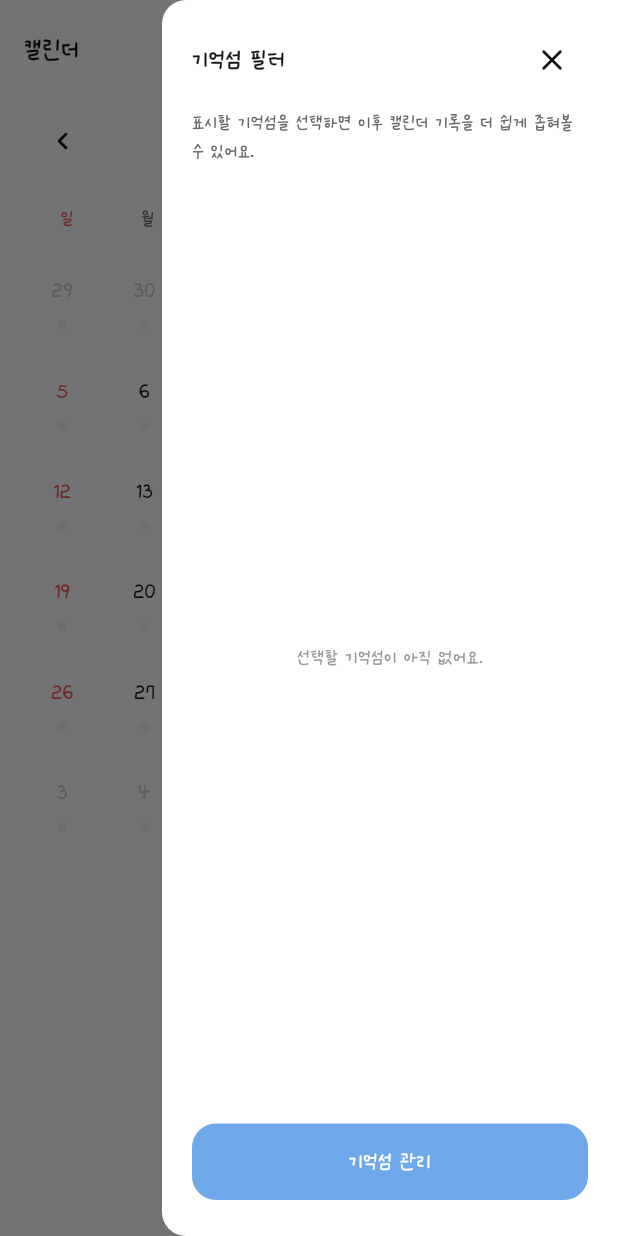
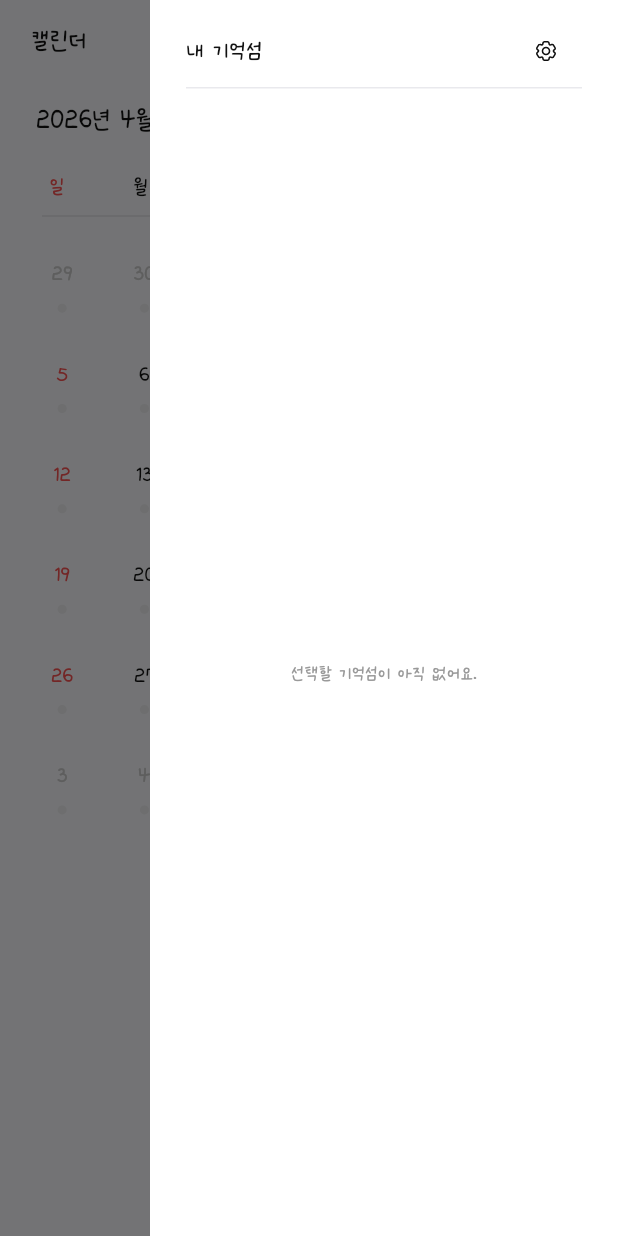
Before and after one commit to uyoung-team/uyoung-app, a Flutter app: the _CalendarView screen opened directly, with the side drawer open, on a phone screen of 412 x 824 dp. Run offline on Flutter 3.47's test engine with Material 3 defaults, Android fonts, the light colour scheme and no system bars; our stand-ins replace flutter_svg, image_picker, supabase_flutter; accounts and stored records are empty.

Commit message:
refactor: 출석 보드와 캘린더 메인 UI를 기존 화면에 맞게 정리

```diff
--- a/lib/features/calendar/presentation/pages/calendar_page.dart
+++ b/lib/features/calendar/presentation/pages/calendar_page.dart
@@ -9,7 +9,6 @@
 import 'package:uyoung_app/features/calendar/presentation/viewmodels/calendar_view_model.dart';
 import 'package:uyoung_app/features/calendar/presentation/widgets/calendar_memory_bottom_sheet.dart';
 import 'package:uyoung_app/shared/services/asset_paths.dart';
-import 'package:uyoung_app/shared/widgets/app_headline_text.dart';
 
 class CalendarPage extends StatelessWidget {
   const CalendarPage({super.key});
@@ -64,29 +63,37 @@
   @override
   Widget build(BuildContext context) {
     return Padding(
-      padding: const EdgeInsets.fromLTRB(16, 8, 12, 0),
+      padding: const EdgeInsets.symmetric(horizontal: 13, vertical: 4),
       child: Row(
         children: [
-          AppHeadlineText.h5('캘린더'),
+          const SizedBox(width: 8),
+          Text(
+            '캘린더',
+            style: AppFont.b5_20.copyWith(color: AppColors.black),
+          ),
           const Spacer(),
           Builder(
             builder: (context) {
               return IconButton(
+                padding: EdgeInsets.zero,
+                constraints: const BoxConstraints(),
                 onPressed: () => Scaffold.of(context).openEndDrawer(),
                 icon: SvgPicture.asset(
                   AssetPaths.icons.common.filter,
-                  width: 36,
-                  height: 36,
+                  width: 44,
+                  height: 44,
                 ),
               );
             },
           ),
           IconButton(
+            padding: EdgeInsets.zero,
+            constraints: const BoxConstraints(),
             onPressed: viewModel.jumpToToday,
             icon: SvgPicture.asset(
               AssetPaths.icons.common.today,
-              width: 36,
-              height: 36,
+              width: 44,
+              height: 44,
             ),
           ),
         ],
@@ -106,25 +113,17 @@
         '${viewModel.focusedMonth.year}년 ${viewModel.focusedMonth.month}월';
 
     return Padding(
-      padding: const EdgeInsets.symmetric(horizontal: 18),
+      padding: const EdgeInsets.symmetric(horizontal: 24),
       child: Row(
         children: [
-          IconButton(
-            onPressed: viewModel.goToPreviousMonth,
-            icon: const Icon(Icons.chevron_left_rounded),
+          Text(
+            monthText,
+            style: AppFont.b5_20.copyWith(color: AppColors.black),
           ),
-          Expanded(
-            child: GestureDetector(
-              behavior: HitTestBehavior.opaque,
-              onTap: () => _openMonthPicker(context, viewModel),
-              child: Center(
-                child: AppHeadlineText.h6(monthText),
-              ),
-            ),
-          ),
-          IconButton(
-            onPressed: viewModel.goToNextMonth,
-            icon: const Icon(Icons.chevron_right_rounded),
+          const SizedBox(width: 4),
+          GestureDetector(
+            onTap: () => _openMonthPicker(context, viewModel),
+            child: const Icon(Icons.keyboard_arrow_down, size: 18),
           ),
         ],
       ),
@@ -140,22 +139,38 @@
     const labels = ['일', '월', '화', '수', '목', '금', '토'];
 
     return Padding(
-      padding: const EdgeInsets.symmetric(horizontal: 18),
-      child: Row(
-        children: labels
-            .map(
-              (label) => Expanded(
-                child: Center(
-                  child: Text(
-                    label,
-                    style: AppFont.b8_14.copyWith(
-                      color: label == '일' ? AppColors.subRed03 : AppColors.g02,
+      padding: const EdgeInsets.symmetric(horizontal: 10),
+      child: Column(
+        children: [
+          Row(
+            children: labels
+                .asMap()
+                .entries
+                .map(
+                  (entry) => Expanded(
+                    child: Center(
+                      child: Text(
+                        entry.value,
+                        style: AppFont.b7_16.copyWith(
+                          color: entry.key == 0
+                              ? AppColors.subRed03
+                              : entry.key == 6
+                              ? AppColors.b01
+                              : AppColors.black,
+                        ),
+                      ),
                     ),
                   ),
-                ),
-              ),
-            )
-            .toList(),
+                )
+                .toList(),
+          ),
+          const SizedBox(height: 7.5),
+          Container(
+            height: 1,
+            margin: const EdgeInsets.symmetric(horizontal: 18),
+            color: AppColors.bg02,
+          ),
+        ],
       ),
     );
   }
@@ -319,7 +334,10 @@
                         setStateDialog(() => tempYear--);
                       },
                     ),
-                    AppHeadlineText.h5('$tempYear년'),
+                    Text(
+                      '$tempYear년',
+                      style: AppFont.b5_20.copyWith(color: AppColors.black),
+                    ),
                     IconButton(
                       icon: const Icon(Icons.arrow_right),
                       onPressed: () {
@@ -418,35 +436,52 @@
   @override
   Widget build(BuildContext context) {
     return Drawer(
+      width: 312,
       backgroundColor: AppColors.white,
+      elevation: 0,
+      shape: const RoundedRectangleBorder(borderRadius: BorderRadius.zero),
       child: SafeArea(
         child: Column(
           crossAxisAlignment: CrossAxisAlignment.start,
           children: [
+            const SizedBox(height: 10),
             Padding(
-              padding: const EdgeInsets.fromLTRB(20, 16, 20, 8),
+              padding: const EdgeInsets.symmetric(horizontal: 24),
               child: Row(
                 children: [
-                  AppHeadlineText.h6('기억섬 필터'),
+                  Text(
+                    '내 기억섬',
+                    style: AppFont.b6_18.copyWith(color: AppColors.black),
+                  ),
                   const Spacer(),
                   IconButton(
-                    onPressed: () => Navigator.pop(context),
-                    icon: const Icon(Icons.close_rounded),
+                    padding: EdgeInsets.zero,
+                    constraints: const BoxConstraints(),
+                    onPressed: () {
+                      Navigator.of(context).push(
+                        MaterialPageRoute<void>(
+                          builder: (_) => ChangeNotifierProvider.value(
+                            value: viewModel,
+                            child: const CalendarMemoryIslandManagePage(),
+                          ),
+                        ),
+                      );
+                    },
+                    icon: SvgPicture.asset(
+                      AssetPaths.icons.common.setting,
+                      width: 30,
+                      height: 30,
+                    ),
                   ),
                 ],
               ),
             ),
-            Padding(
-              padding: const EdgeInsets.symmetric(horizontal: 20),
-              child: Text(
-                '표시할 기억섬을 선택하면 이후 캘린더 기록을 더 쉽게 좁혀볼 수 있어요.',
-                style: AppFont.b8_14.copyWith(
-                  color: AppColors.g02,
-                  height: 1.35,
-                ),
-              ),
+            Container(
+              height: 1,
+              color: const Color(0xFFE9E9ED),
+              margin: const EdgeInsets.symmetric(horizontal: 24),
             ),
-            const SizedBox(height: 18),
+            const SizedBox(height: 16),
             Expanded(
               child: viewModel.islandFilters.isEmpty
                   ? Center(
@@ -454,95 +489,56 @@
                         '선택할 기억섬이 아직 없어요.',
                         style: AppFont.b8_14.copyWith(color: AppColors.g03),
                       ),
-                    )
+                      )
                   : ListView.separated(
-                      padding: const EdgeInsets.fromLTRB(20, 0, 20, 24),
+                      padding: const EdgeInsets.symmetric(horizontal: 24),
                       itemBuilder: (context, index) {
                         final item = viewModel.islandFilters[index];
 
-                        return InkWell(
-                          borderRadius: BorderRadius.circular(18),
+                        return GestureDetector(
                           onTap: () => viewModel.toggleIslandSelection(item.id),
-                          child: Container(
-                            padding: const EdgeInsets.symmetric(
-                              horizontal: 16,
-                              vertical: 14,
-                            ),
-                            decoration: BoxDecoration(
-                              color: item.isSelected
-                                  ? item.color.withValues(alpha: 0.14)
-                                  : AppColors.back,
-                              borderRadius: BorderRadius.circular(18),
-                              border: Border.all(
-                                color: item.isSelected
-                                    ? item.color
-                                    : AppColors.bg02,
-                              ),
-                            ),
-                            child: Row(
-                              children: [
-                                Container(
-                                  width: 12,
-                                  height: 12,
-                                  decoration: BoxDecoration(
-                                    color: item.color,
-                                    shape: BoxShape.circle,
+                          child: Row(
+                            children: [
+                              Container(
+                                width: 24,
+                                height: 24,
+                                decoration: BoxDecoration(
+                                  borderRadius: BorderRadius.circular(6),
+                                  border: Border.all(
+                                    color: item.isSelected
+                                        ? Colors.transparent
+                                        : const Color(0xFFD2D2D7),
+                                    width: 1.5,
                                   ),
-                                ),
-                                const SizedBox(width: 12),
-                                Expanded(
-                                  child: Text(
-                                    item.name,
-                                    style: AppFont.b7_16.copyWith(
-                                      color: AppColors.black,
-                                    ),
-                                  ),
-                                ),
-                                Icon(
-                                  item.isSelected
-                                      ? Icons.check_circle_rounded
-                                      : Icons.circle_outlined,
                                   color: item.isSelected
                                       ? item.color
-                                      : AppColors.g04,
+                                      : AppColors.white,
                                 ),
-                              ],
-                            ),
+                                child: item.isSelected
+                                    ? const Icon(
+                                        Icons.check,
+                                        size: 18,
+                                        color: AppColors.white,
+                                      )
+                                    : null,
+                              ),
+                              const SizedBox(width: 10),
+                              Expanded(
+                                child: Text(
+                                  item.name,
+                                  style: AppFont.b7_16.copyWith(
+                                    color: AppColors.black,
+                                  ),
+                                  overflow: TextOverflow.ellipsis,
+                                ),
+                              ),
+                            ],
                           ),
                         );
                       },
-                      separatorBuilder: (_, _) => const SizedBox(height: 10),
+                      separatorBuilder: (_, _) => const SizedBox(height: 20),
                       itemCount: viewModel.islandFilters.length,
                     ),
-            ),
-            Padding(
-              padding: const EdgeInsets.fromLTRB(20, 0, 20, 24),
-              child: SizedBox(
-                width: double.infinity,
-                child: FilledButton(
-                  onPressed: () {
-                    Navigator.of(context).push(
-                      MaterialPageRoute<void>(
-                        builder: (_) => ChangeNotifierProvider.value(
-                          value: viewModel,
-                          child: const CalendarMemoryIslandManagePage(),
-                        ),
-                      ),
-                    );
-                  },
-                  style: FilledButton.styleFrom(
-                    backgroundColor: AppColors.b02,
-                    shape: RoundedRectangleBorder(
-                      borderRadius: BorderRadius.circular(16),
-                    ),
-                    padding: const EdgeInsets.symmetric(vertical: 14),
-                  ),
-                  child: Text(
-                    '기억섬 관리',
-                    style: AppFont.b7_16.copyWith(color: AppColors.white),
-                  ),
-                ),
-              ),
             ),
           ],
         ),
```
Also changed, not shown: lib/features/attendance/presentation/pages/attendance_board_page.dart (+11 -11 lines), lib/features/attendance/presentation/widgets/attendance_board_layout.dart (+10 -10 lines).
